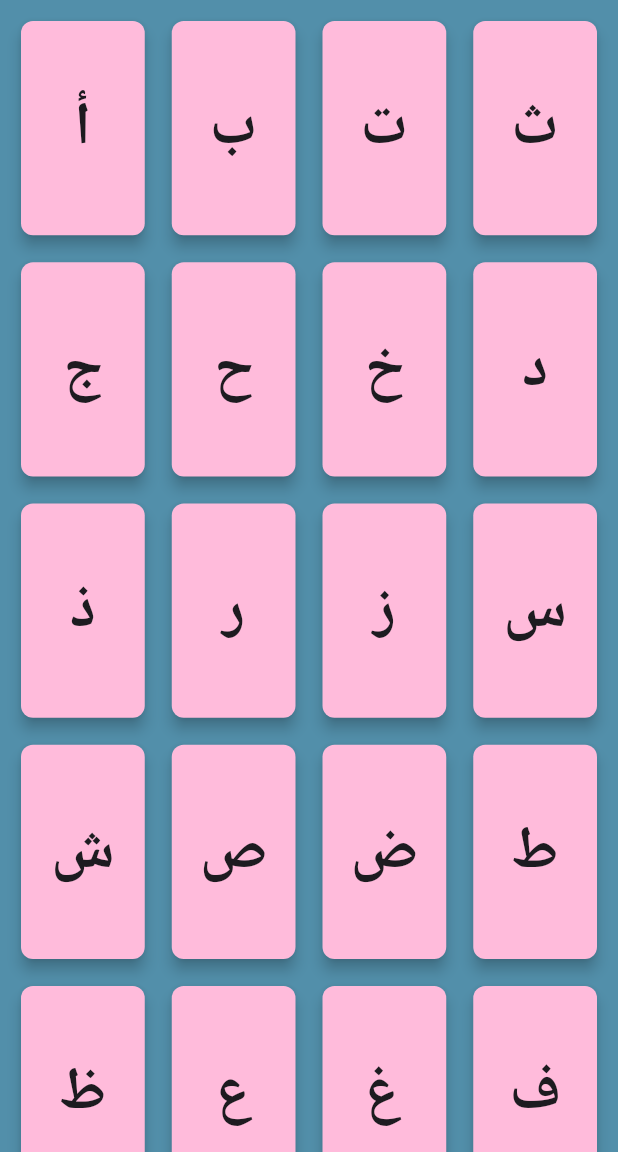
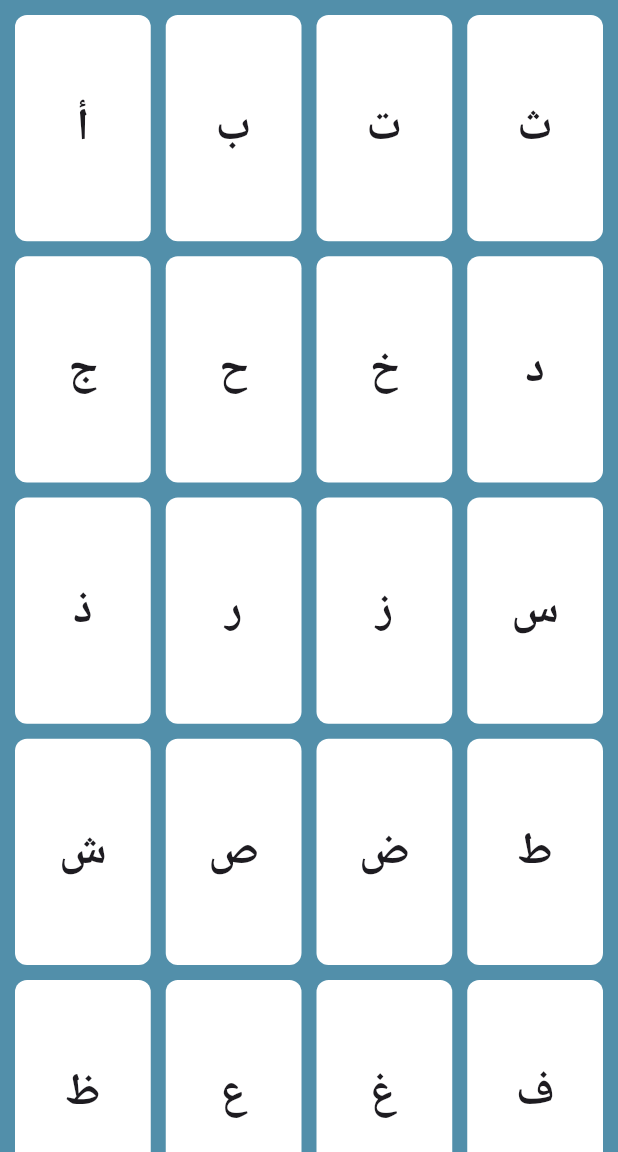
Before and after one commit to Jessica-Mukarker/SpeechAid_Front-end-, a Flutter app: the Alphabetic screen opened directly, on a phone screen of 412 x 824 dp, the part 84-1236 px from its top. Run offline on Flutter 3.47's test engine with Material 3 defaults, Android fonts, the phone set to English and light mode, and no system bars; our stand-ins replace awesome_dialog, camera, firebase_auth, firebase_core; accounts and stored records are empty.

Commit message:
added some button colors and fixed a littel on the sign in

```diff
--- a/lib/Alphabetic.dart
+++ b/lib/Alphabetic.dart
@@ -141,10 +141,9 @@ class Alphabetic extends StatelessWidget {
       ),
       body: GridView.count(
         crossAxisCount: 4, // 4 columns
-        padding: EdgeInsets.all(10), // Adjust the padding to add spaces
+        padding: const EdgeInsets.all(10), // Adjust the padding to add spaces
         mainAxisSpacing: 10, // Add vertical space between the buttons
         crossAxisSpacing: 10,
-
         childAspectRatio: 0.6,
         children: List.generate(28, (index) {
           // Generate Arabic alphabet letters
@@ -227,7 +226,7 @@ class Alphabetic extends StatelessWidget {
   }
 }
 
-class LettersCard extends StatelessWidget {
+class LettersCard extends StatefulWidget {
   final String title;
   final VoidCallback onTap;
 
@@ -238,23 +237,53 @@ class LettersCard extends StatelessWidget {
   }) : super(key: key);
 
   @override
+  _LettersCardState createState() => _LettersCardState();
+}
+
+class _LettersCardState extends State<LettersCard> {
+  bool _pressed = false;
+
+  @override
   Widget build(BuildContext context) {
-    return InkWell(
-      onTap: onTap,
-      child: SizedBox(
-        width: 30, // Adjust the width as needed
-        height: 30, // Adjust the height as needed
-        child: Card(
-          elevation: 4,
-          color: const Color(0xFFFFBBDB),
-          shape: RoundedRectangleBorder(borderRadius: BorderRadius.circular(8)),
-          child: Center(
-            child: Text(
-              title,
-              style: const TextStyle(
-                fontSize: 40, // Adjust the font size as needed
-                fontWeight: FontWeight.bold,
-              ),
+    return GestureDetector(
+      onTapDown: (_) {
+        setState(() {
+          _pressed = true;
+        });
+      },
+      onTapUp: (_) {
+        setState(() {
+          _pressed = false;
+        });
+        widget.onTap();
+      },
+      onTapCancel: () {
+        setState(() {
+          _pressed = false;
+        });
+      },
+      child: Container(
+        width: 80, // Specify the width
+        height: 80, // Specify the height
+        decoration: BoxDecoration(
+          color: _pressed ? const Color(0xFFFFBBDB) : Colors.white,
+          borderRadius: BorderRadius.circular(8),
+          boxShadow: [
+            BoxShadow(
+              color: _pressed
+                  ? const Color(0xFFFFBBDB).withOpacity(0.5)
+                  : Colors.transparent,
+              blurRadius: 4,
+              offset: const Offset(0, 4),
+            ),
+          ],
+        ),
+        child: Center(
+          child: Text(
+            widget.title,
+            style: const TextStyle(
+              fontSize: 30, // Adjust the font size as needed
+              fontWeight: FontWeight.bold,
             ),
           ),
         ),
```
Also changed, not shown: lib/Excersise.dart (+44 -13 lines), lib/auth/signup.dart (+43 -11 lines), lib/main.dart (+4 -4 lines).
